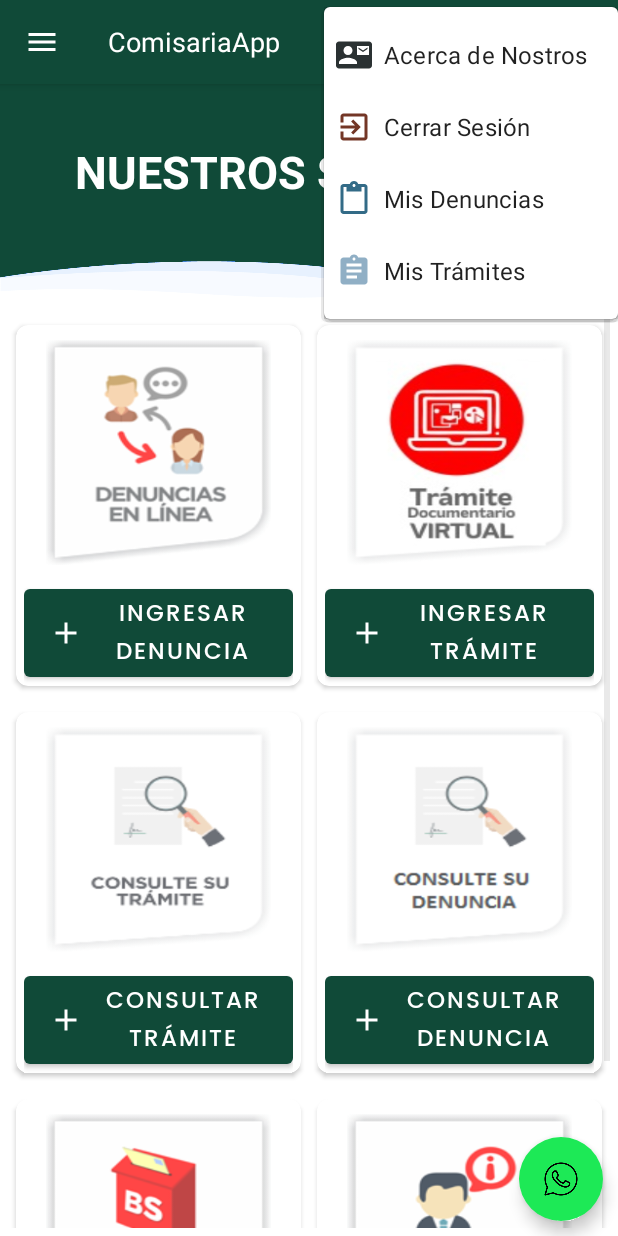
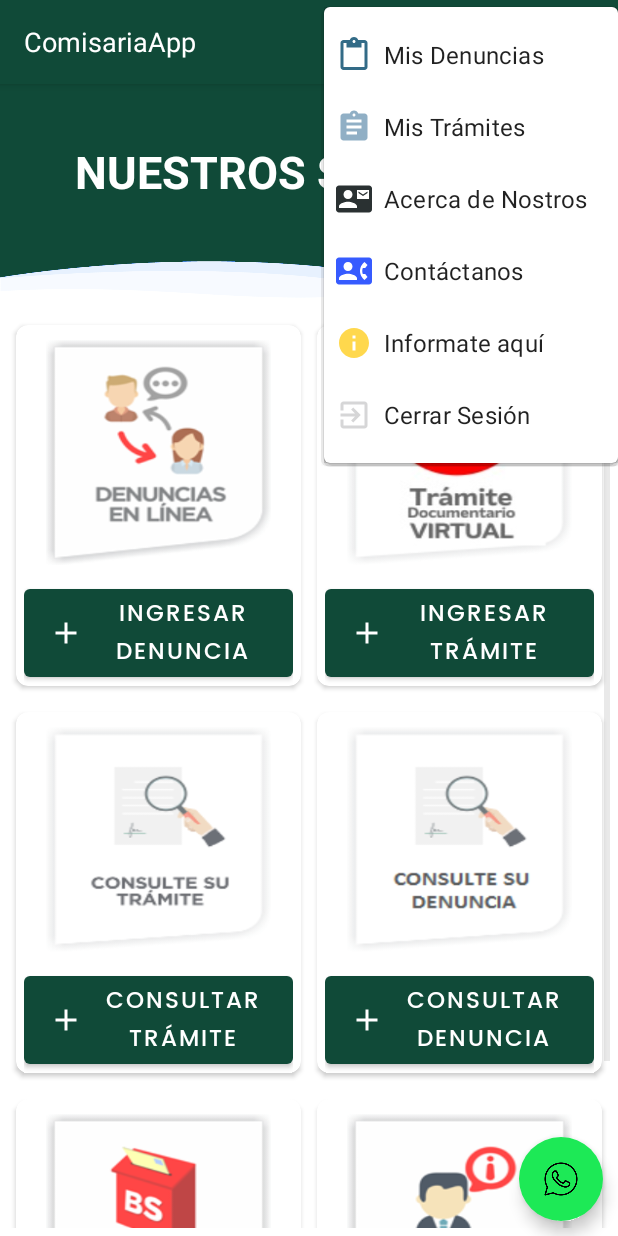
Before and after one commit to Alexander-FM/AppMovil, an Android app: the MenuActivity screen opened directly, with no data from a screen before it, after a tap on "Contáctanos", on a phone screen of 412 x 824 dp. Run offline under Robolectric (Android 15) with nearby library versions, the phone set to English and light mode, and no system bars.

Commit message:
Cambios realizados - Responsive Design by Alexander Fuentes

```diff
--- a/app/src/main/java/com/example/comisariaapp/api/ConfigApi.java
+++ b/app/src/main/java/com/example/comisariaapp/api/ConfigApi.java
@@ -21,7 +21,7 @@
 
 public class ConfigApi {
     private static final String baseUrlE = "http://10.0.2.2:9090", baseUrlD = "http://192.168.1.103:9090";
-    private static final String ipAlexander = "http://192.168.0.7:9090";
+    private static final String ipAlexander = "http://192.168.0.4:9090";
     private static final String ipLizbeth = "http://192.168.1.103:9090";
     private static Retrofit retrofit;
     private static String token = "";
--- /dev/null
+++ b/app/src/main/res/drawable/ic_baseline_info_24.xml
@@ -0,0 +1,5 @@
+<vector android:height="24dp" android:tint="#FFD84D"
+    android:viewportHeight="24" android:viewportWidth="24"
+    android:width="24dp" xmlns:android="http://schemas.android.com/apk/res/android">
+    <path android:fillColor="@android:color/white" android:pathData="M12,2C6.48,2 2,6.48 2,12s4.48,10 10,10 10,-4.48 10,-10S17.52,2 12,2zM13,17h-2v-6h2v6zM13,9h-2L11,7h2v2z"/>
+</vector>
--- a/app/src/main/res/layout/activity_main.xml
+++ b/app/src/main/res/layout/activity_main.xml
@@ -20,7 +20,6 @@
             android:layout_height="?attr/actionBarSize"
             android:background="@color/colorPrimary"
             app:menu="@menu/menu"
-            app:navigationIcon="@drawable/shr_menu"
             app:title="@string/app_name"
             app:titleTextAppearance="@style/MyStyle.Toolbar"
             app:titleTextColor="@color/white" />
--- a/app/src/main/res/menu/menu.xml
+++ b/app/src/main/res/menu/menu.xml
@@ -3,27 +3,37 @@
     xmlns:app="http://schemas.android.com/apk/res-auto">
     <item
         android:id="@+id/more"
-        android:icon="@drawable/shr_more"
+        android:icon="@drawable/shr_menu"
         android:iconTint="@color/white"
         android:title="Contáctanos"
         app:showAsAction="always">
         <menu>
             <item
+                android:id="@+id/misDenuncias"
+                android:icon="@drawable/ic_baseline_content_paste_24"
+                android:title="Mis Denuncias" />
+            <item
+                android:id="@+id/misTramites"
+                android:icon="@drawable/ic_assigmente"
+                android:title="Mis Trámites" />
+            <item
                 android:id="@+id/contacto"
                 android:icon="@drawable/ic_baseline_contact_mail_24"
                 android:title="Acerca de Nostros" />
             <item
+                android:id="@+id/llamanos"
+                android:icon="@drawable/ic_baseline_contact_phone_24"
+                android:title="Contáctanos" />
+            <item
+                android:id="@+id/informate"
+                android:icon="@drawable/ic_baseline_info_24"
+                android:title="Informate aquí" />
+
+            <item
                 android:id="@+id/logout"
+                android:icon="@drawable/exit_app"
                 android:title="Cerrar Sesión"
-                android:icon="@drawable/exit_app"/>
-            <item
-                android:id="@+id/misDenuncias"
-                android:title="Mis Denuncias"
-                android:icon="@drawable/ic_baseline_content_paste_24"/>
-            <item
-                android:id="@+id/misTramites"
-                android:title="Mis Trámites"
-                android:icon="@drawable/ic_assigmente"/>
+                app:iconTint="@color/error_color" />
         </menu>
     </item>
 
```
Also changed, not shown: app/src/main/res/font/san_francisco.ttf (added).
